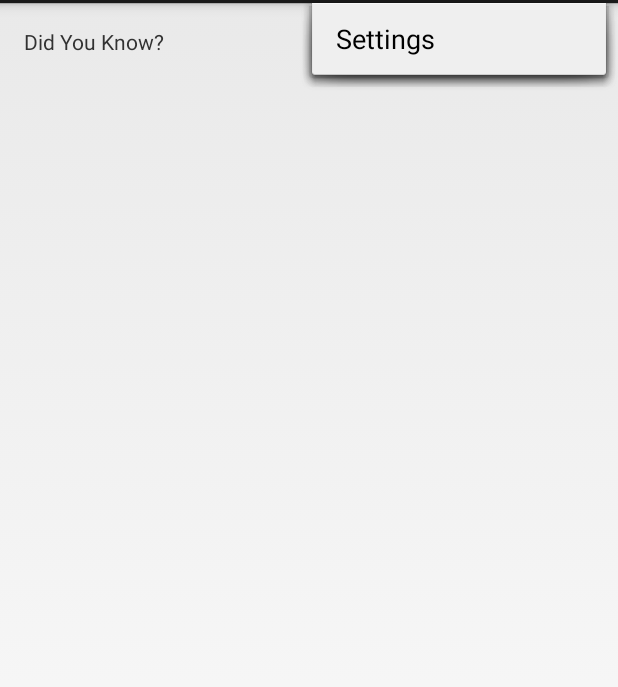
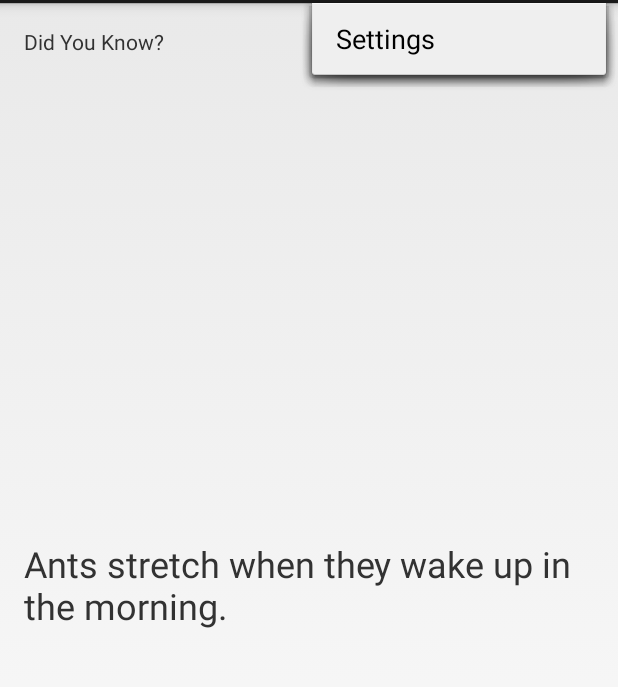
Before and after one commit to chintani/learn-to-build-andriod-apps, an Android app: the screen it shows after launch (FunFactsActivity), with the options menu open, on a phone screen of 412 x 824 dp, the part 69-756 px from its top. Run offline under Robolectric (Android 15) with nearby library versions, the phone set to English and light mode, and no system bars.

Commit message:
Changed text & size  in string.xml file

```diff
--- a/fun_facts/FunFacts/app/src/main/res/layout/activity_fun_facts.xml
+++ b/fun_facts/FunFacts/app/src/main/res/layout/activity_fun_facts.xml
@@ -13,4 +13,14 @@
         android:layout_width="wrap_content"
         android:layout_height="wrap_content" />
 
+    <TextView
+        android:layout_width="wrap_content"
+        android:layout_height="wrap_content"
+        android:text="Ants stretch when they wake up in the morning."
+        android:id="@+id/textView"
+        android:layout_centerVertical="true"
+        android:layout_alignParentLeft="true"
+        android:layout_alignParentStart="true"
+        android:textSize="24sp" />
+
 </RelativeLayout>
```
